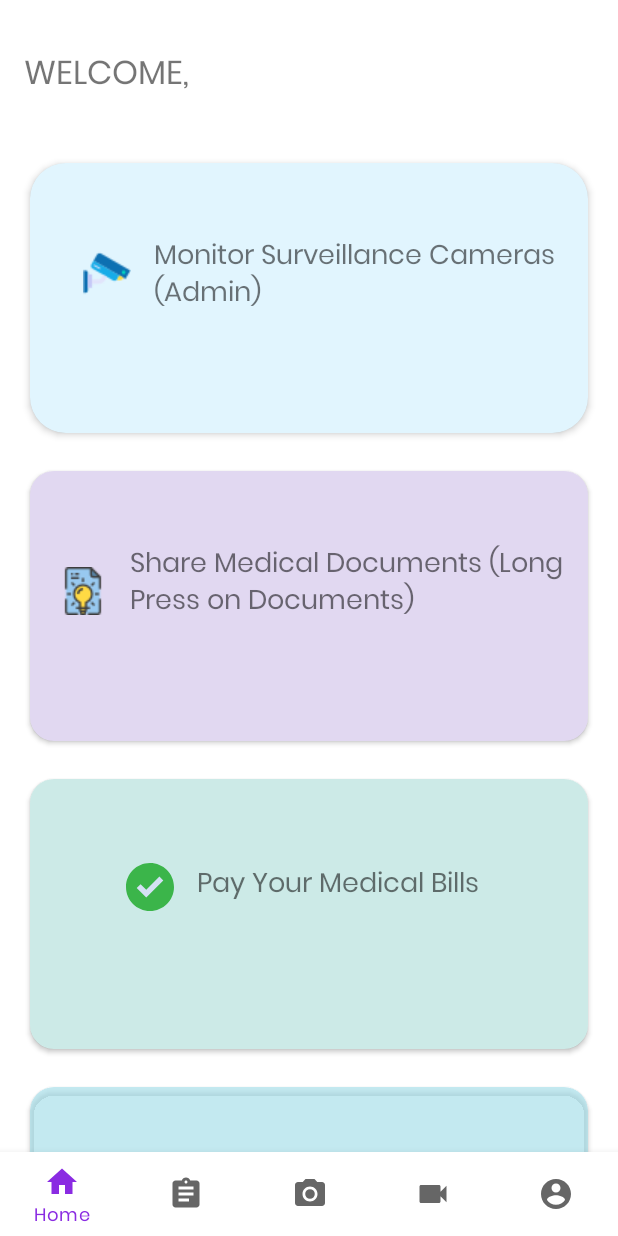
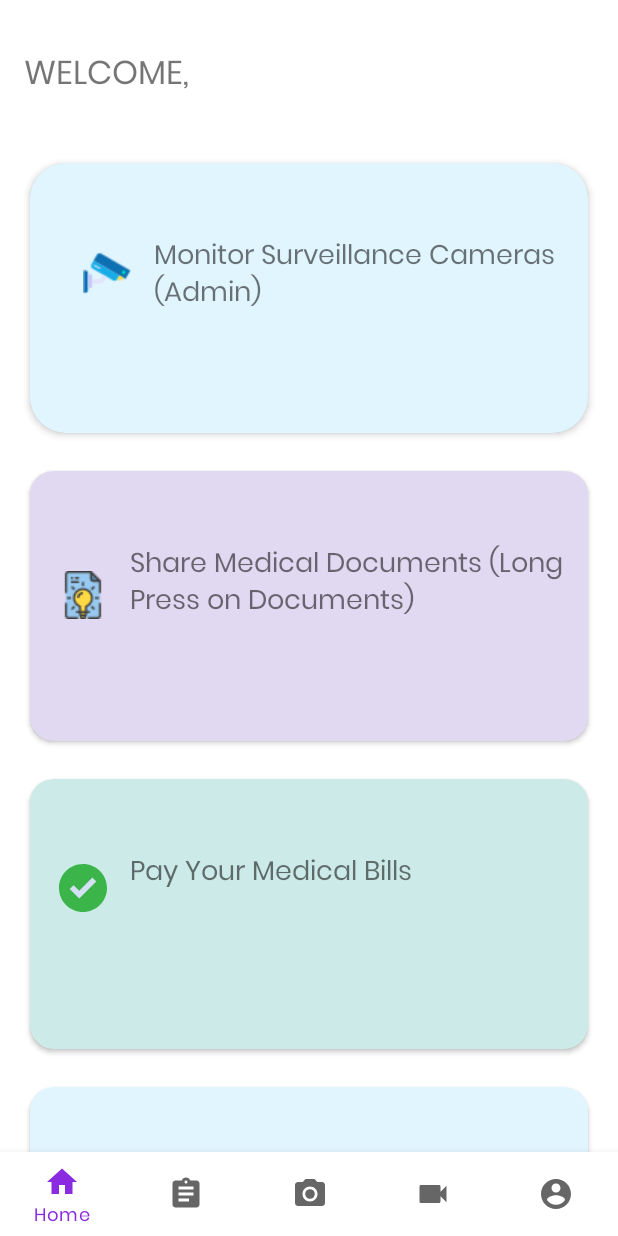
Before and after one commit to shivamkumard107/Mask_Detector, an Android app: the screen it shows after launch once a user with an empty profile is signed in (HomeActivity), on a phone screen of 412 x 824 dp. Run offline under Robolectric (Android 15) with nearby library versions, the phone set to English and light mode, and no system bars; our stand-ins replace Firebase (no records; nobody signed in at launch, a user with empty details on screens opened directly).

Commit message:
UI improvements

```diff
--- a/app/src/main/AndroidManifest.xml
+++ b/app/src/main/AndroidManifest.xml
@@ -8,9 +8,9 @@
 
     <application
         android:allowBackup="true"
-        android:icon="@mipmap/ic_launcher"
+        android:icon="@drawable/heart"
         android:label="@string/app_name"
-        android:roundIcon="@mipmap/ic_launcher_round"
+        android:roundIcon="@drawable/heart"
         android:supportsRtl="true"
         android:theme="@style/AppTheme">
         <activity android:name=".activities.SurDetailActivity"></activity>
--- a/app/src/main/java/com/example/mask_detector/activities/GetQrDocActivity.java
+++ b/app/src/main/java/com/example/mask_detector/activities/GetQrDocActivity.java
@@ -4,6 +4,7 @@ import android.os.Bundle;
 import android.view.View;
 import android.widget.ImageView;
 import android.widget.ProgressBar;
+import android.widget.Toast;
 
 import androidx.appcompat.app.AppCompatActivity;
 
@@ -35,11 +36,15 @@ public class GetQrDocActivity extends AppCompatActivity {
                 .into(ivDoc, new Callback() {
                     @Override
                     public void onSuccess() {
+                        Toast.makeText(GetQrDocActivity.this, "Image Document loaded successfully", Toast.LENGTH_SHORT).show();
                         pb.setVisibility(View.GONE);
                     }
 
                     @Override
                     public void onError(Exception e) {
+                        Toast.makeText(GetQrDocActivity.this, "QR code must refer to an image", Toast.LENGTH_LONG).show();
+                        Toast.makeText(GetQrDocActivity.this, "Showing dummy document for now", Toast.LENGTH_LONG).show();
+                        ivDoc.setImageResource(R.drawable.wb);
                         pb.setVisibility(View.GONE);
                     }
                 });
--- a/app/src/main/res/layout/fragment_home.xml
+++ b/app/src/main/res/layout/fragment_home.xml
@@ -67,12 +67,12 @@
                 <androidx.constraintlayout.widget.ConstraintLayout
                     android:layout_width="match_parent"
                     android:layout_height="match_parent"
-                   android:background="#66b39ddb">
+                    android:background="#66b39ddb">
 
                     <TextView
                         android:id="@+id/tvReadArticle"
                         android:layout_width="wrap_content"
-                        android:layout_height="64dp"
+                        android:layout_height="70dp"
                         android:layout_marginTop="48dp"
                         android:drawableStart="@drawable/document"
                         android:drawablePadding="15dp"
@@ -102,17 +102,17 @@
                 <androidx.constraintlayout.widget.ConstraintLayout
                     android:layout_width="match_parent"
                     android:layout_height="match_parent"
-                    android:background="#6680cbc4"
-                   >
+                    android:background="#6680cbc4">
 
                     <TextView
                         android:id="@+id/paytm"
                         android:layout_width="wrap_content"
-                        android:layout_height="wrap_content"
-                        android:layout_marginStart="64dp"
-                        android:layout_marginTop="56dp"
+                        android:layout_height="50dp"
+                        android:layout_marginTop="48dp"
                         android:drawableStart="@drawable/ic_tick"
-                        android:drawablePadding="15sp"
+                        android:drawablePadding="15dp"
+                        android:paddingLeft="19dp"
+                        android:paddingRight="12dp"
                         android:text="Pay Your Medical Bills"
                         android:textSize="18sp"
                         app:layout_constraintStart_toStartOf="parent"
@@ -127,10 +127,8 @@
                 android:layout_marginStart="20dp"
                 android:layout_marginTop="25dp"
                 android:layout_marginEnd="20dp"
-                android:layout_marginBottom="20dp"
-                app:cardBackgroundColor="#6680cbc4"
+
                 app:cardCornerRadius="16dp"
-                app:layout_constraintBottom_toBottomOf="parent"
                 app:layout_constraintEnd_toEndOf="parent"
                 app:layout_constraintHorizontal_bias="0.0"
                 app:layout_constraintStart_toStartOf="parent"
@@ -143,11 +141,12 @@
 
                     <TextView
                         android:layout_width="wrap_content"
-                        android:layout_height="wrap_content"
-                        android:layout_marginStart="60dp"
-                        android:layout_marginTop="56dp"
+                        android:layout_height="45dp"
+                        android:layout_marginTop="48dp"
                         android:drawableStart="@drawable/ic_warning"
                         android:drawablePadding="15dp"
+                        android:paddingLeft="19dp"
+                        android:paddingRight="12dp"
                         android:text="Contact / Call Helpline"
                         android:textSize="18sp"
                         app:layout_constraintStart_toStartOf="parent"
--- a/app/src/main/res/values/strings.xml
+++ b/app/src/main/res/values/strings.xml
@@ -1,5 +1,5 @@
 <resources>
-    <string name="app_name">Mask_Detector</string>
+    <string name="app_name">Sehatmandh</string>
     <!-- TODO: Remove or change this placeholder text -->
     <string name="hello_blank_fragment">Hello blank fragment</string>
     <string name="enter_report_type">Enter Report Type...</string>
```
Also changed, not shown: app/src/main/java/com/example/mask_detector/activities/HomeActivity.java (+17 -0 lines), app/src/main/res/layout/activity_show_doc.xml (+15 -4 lines), app/src/main/res/layout/activity_sur_detail.xml (+9 -3 lines), app/src/main/res/layout/activity_surveillance.xml (+14 -2 lines), app/src/main/res/layout/fragment_documents.xml (+16 -4 lines), app/src/main/res/layout/fragment_media.xml (+10 -0 lines), app/src/main/res/drawable-v24/heart.png (added).
